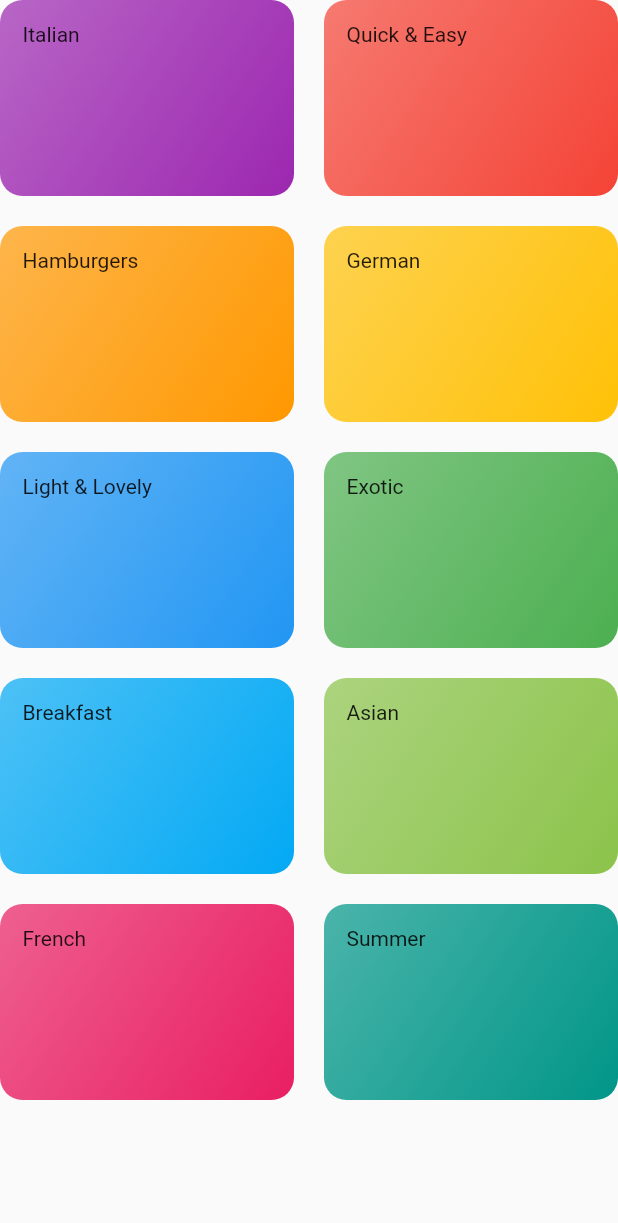
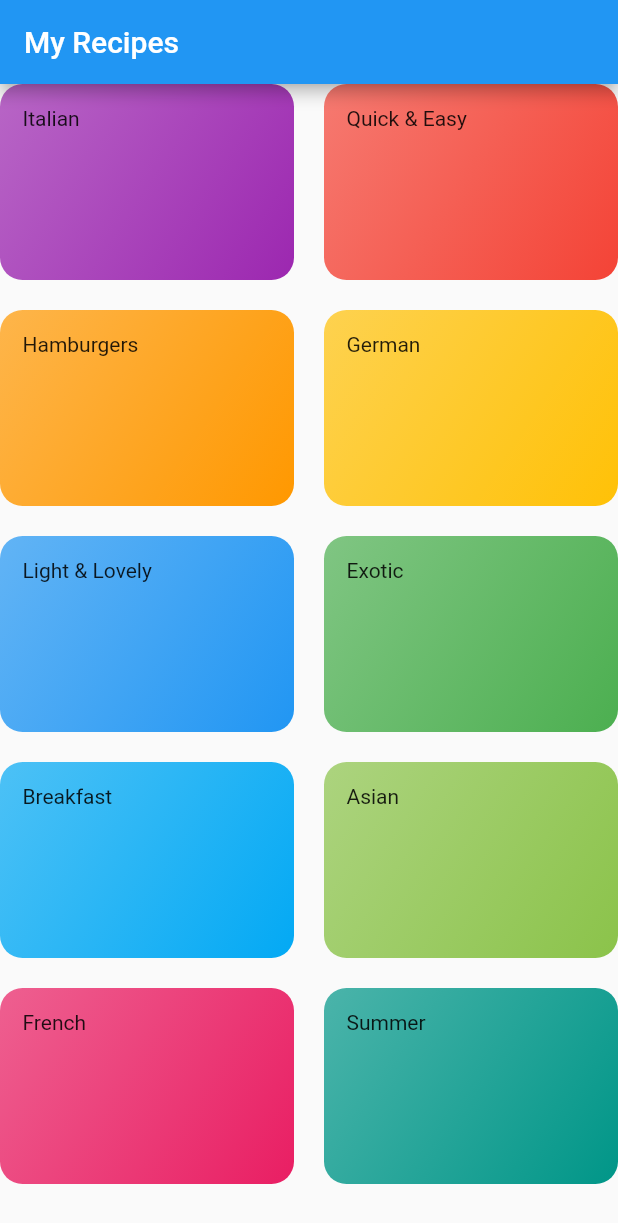
Before and after one commit to holadost/flutter, a Flutter app: the CategoriesScreen screen opened directly, on a phone screen of 412 x 824 dp. Shown: the top 1223 px of the screen. Run offline on Flutter 3.47's test engine with Material 2 defaults, Android fonts, the phone set to English and light mode, and no system bars.

Commit message:
Home screen loading as expected!

```diff
--- a/recipe_app/lib/main.dart
+++ b/recipe_app/lib/main.dart
@@ -1,4 +1,6 @@
 import 'package:flutter/material.dart';
+
+import './screens/categories_screen.dart';
 
 void main() {
   // WidgetsFlutterBinding.ensureInitialized();
@@ -13,7 +15,7 @@ class MyApp extends StatelessWidget {
   Widget build(BuildContext context) {
     return MaterialApp(
       title: 'Personal Expenses',
-      home: MyHomePage(),
+      home: CategoriesScreen(),
     );
   }
 }
--- a/recipe_app/lib/screens/categories_screen.dart
+++ b/recipe_app/lib/screens/categories_screen.dart
@@ -3,14 +3,17 @@ import 'package:flutter/material.dart';
 import '../data/dummy_data.dart';
 import '../widgets/category_item.dart';
 
+// This is the home page screen.
 class CategoriesScreen extends StatelessWidget {
   @override
   Widget build(BuildContext context) {
-    return Container(
+    final appBar = AppBar(title: const Text("My Recipes"));
+    final homeBody = Container(
       child: GridView(
-        children: <Widget>[...DUMMY_CATEGORIES.map((e) {
-          return CategoryItem(title: e.title, color: e.color);
-        }).toList()
+        children: <Widget>[
+          ...DUMMY_CATEGORIES.map((e) {
+            return CategoryItem(title: e.title, color: e.color);
+          }).toList()
         ],
         gridDelegate: SliverGridDelegateWithMaxCrossAxisExtent(
             maxCrossAxisExtent: 200,
@@ -19,5 +22,9 @@ class CategoriesScreen extends StatelessWidget {
             mainAxisSpacing: 20),
       ),
     );
+    return Scaffold(
+      appBar: appBar,
+      body: homeBody,
+    );
   }
 }
```
